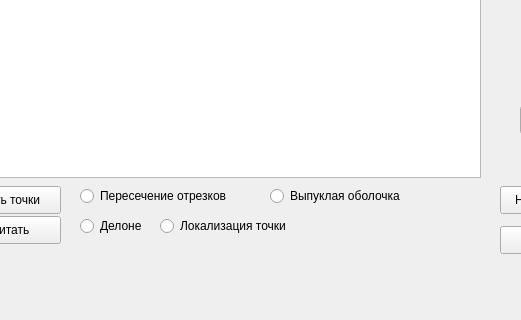
The window that 1_CrossLines/mainwindow.ui (Saharochekl/FSR_KG) describes before a commit, drawn with Qt 5; both pictures show x 140 to 661 and y 371 to 691 of the 982 by 691 pixel window.
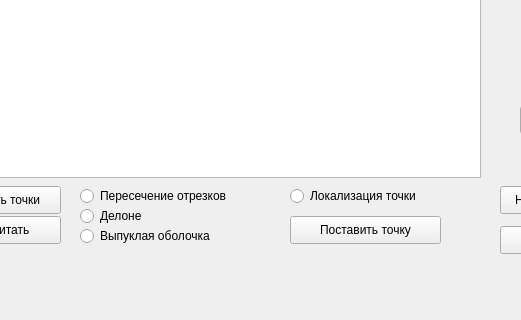
The same window after the commit. Custom widgets are drawn as their Qt base class.

Patch:
```diff
--- a/1_CrossLines/mainwindow.ui
+++ b/1_CrossLines/mainwindow.ui
@@ -89,8 +89,8 @@
    <widget class="QRadioButton" name="task3">
     <property name="geometry">
      <rect>
-      <x>410</x>
-      <y>540</y>
+      <x>220</x>
+      <y>580</y>
       <width>151</width>
       <height>20</height>
      </rect>
@@ -116,7 +116,7 @@
     <property name="geometry">
      <rect>
       <x>220</x>
-      <y>570</y>
+      <y>560</y>
       <width>95</width>
       <height>20</height>
      </rect>
@@ -141,8 +141,8 @@
    <widget class="QRadioButton" name="task6">
     <property name="geometry">
      <rect>
-      <x>300</x>
-      <y>570</y>
+      <x>430</x>
+      <y>540</y>
       <width>151</width>
       <height>20</height>
      </rect>
@@ -275,6 +275,19 @@
      <string>Разность</string>
     </property>
    </widget>
+   <widget class="QPushButton" name="Add_point">
+    <property name="geometry">
+     <rect>
+      <x>430</x>
+      <y>570</y>
+      <width>151</width>
+      <height>28</height>
+     </rect>
+    </property>
+    <property name="text">
+     <string>Поставить точку</string>
+    </property>
+   </widget>
   </widget>
   <widget class="QMenuBar" name="menuBar">
    <property name="geometry">
```
